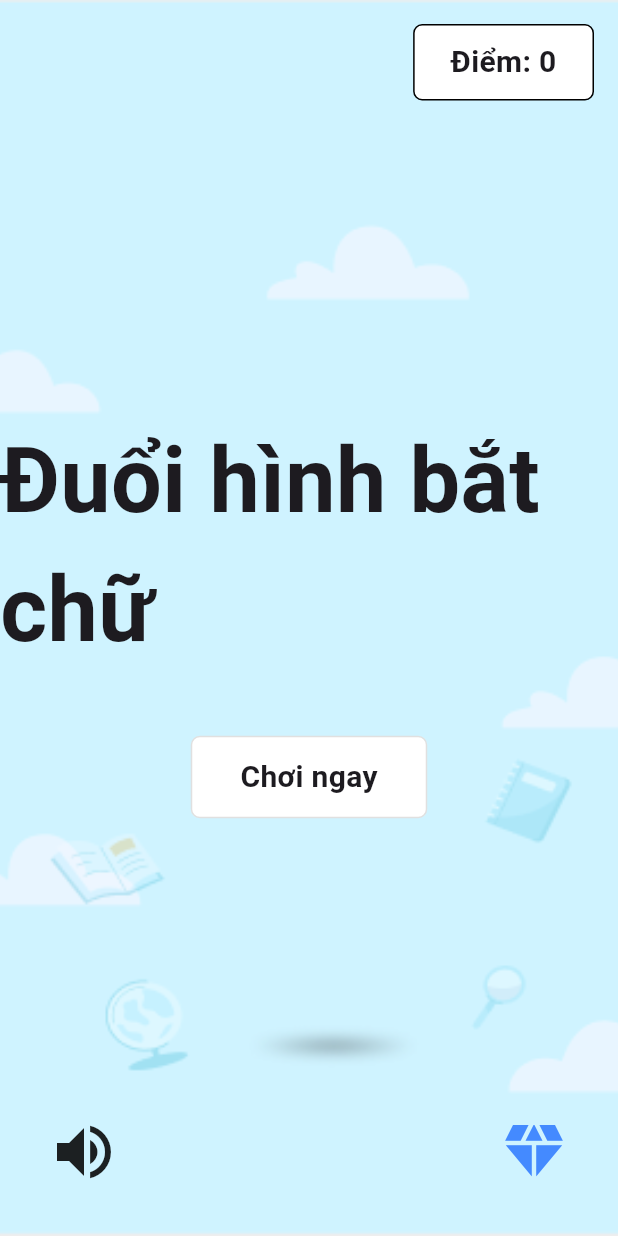
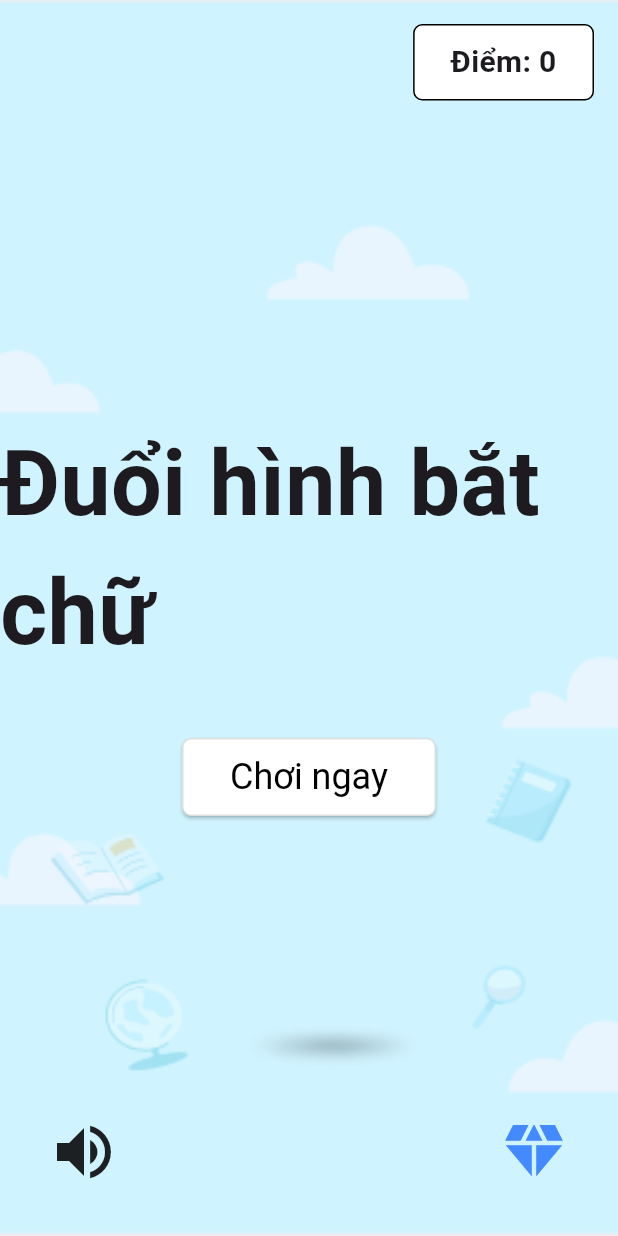
Before and after one commit to moonraise-2025/Catch-the-word, a Flutter app: the screen it shows after launch, after a tap on "Start Game", on a phone screen of 412 x 824 dp. Run offline on Flutter 3.47's test engine with Material 3 defaults, Android fonts, the phone set to English and light mode, and no system bars.

Commit message:
demo GameScreen

```diff
--- a/lib/HomeScreen.dart
+++ b/lib/HomeScreen.dart
@@ -16,7 +16,28 @@ class HomeScreen extends StatelessWidget {
             ),
           ),
           Center(
-            child: ElevatedButton(
+            child: Column(
+                mainAxisSize: MainAxisSize.min,
+                children: [
+                Text(
+                    'BẮT CHỮ',
+                    style: TextStyle(
+                    fontSize: 100,
+                    fontWeight: FontWeight.bold,
+                    color: Colors.orange,
+                    letterSpacing: 8,
+                    shadows: [
+                        Shadow(
+                        offset: Offset(3, 3),
+                        blurRadius: 4,
+                        color: Colors.black.withOpacity(0.2),
+                        ),
+                    ],
+                    ),
+                    textAlign: TextAlign.center,
+                ),
+                const SizedBox(height: 40),
+                ElevatedButton(
                     onPressed: () {
                     Navigator.push(
                         context,
@@ -25,6 +46,8 @@ class HomeScreen extends StatelessWidget {
                     },
                     child: const Text('Start Game'),
                 ),
+                ],
+            ),
           ),
         ],
       ),
--- a/lib/StartScreen.dart
+++ b/lib/StartScreen.dart
@@ -1,4 +1,5 @@
 import 'package:flutter/material.dart';
+import 'GameScreen.dart';
 
 class StartScreen extends StatelessWidget {
   const StartScreen({super.key});
@@ -52,20 +53,29 @@ class StartScreen extends StatelessWidget {
                         ),
                       ),
                       const SizedBox(height: 40),
-                      Container(
-                        padding: const EdgeInsets.symmetric(horizontal: 32, vertical: 12),
-                        decoration: BoxDecoration(
-                          color: Colors.white,
-                          borderRadius: BorderRadius.circular(6),
-                          border: Border.all(color: Colors.black12),
-                        ),
-                        child: const Text(
-                          'Chơi ngay',
-                          style: TextStyle(
-                            fontSize: 20,
-                            fontWeight: FontWeight.bold,
+                      ElevatedButton(
+                        style: ElevatedButton.styleFrom(
+                          backgroundColor: Colors.white,
+                          foregroundColor: Colors.black,
+                          padding: const EdgeInsets.symmetric(horizontal: 32, vertical: 12),
+                          textStyle: const TextStyle(fontSize: 24),
+                          shape: RoundedRectangleBorder(
+                            borderRadius: BorderRadius.circular(6),
+                            side: const BorderSide(color: Colors.black12),
                           ),
                         ),
+                        onPressed: () {
+                          Navigator.push(
+                            context,
+                            MaterialPageRoute(
+                              builder: (context) => const GameScreen(
+                                imageName: 'cau1.png',
+                                answer: 'APPLE',
+                              ),
+                            ),
+                          );
+                        },
+                        child: const Text('Chơi ngay'),
                       ),
                     ],
                   ),
```
Also changed, not shown: lib/GameScreen.dart (added, +176 -0 lines), assets/images/bat_chu_title.png (deleted). Lines whose indentation alone changed are shown as unchanged.
